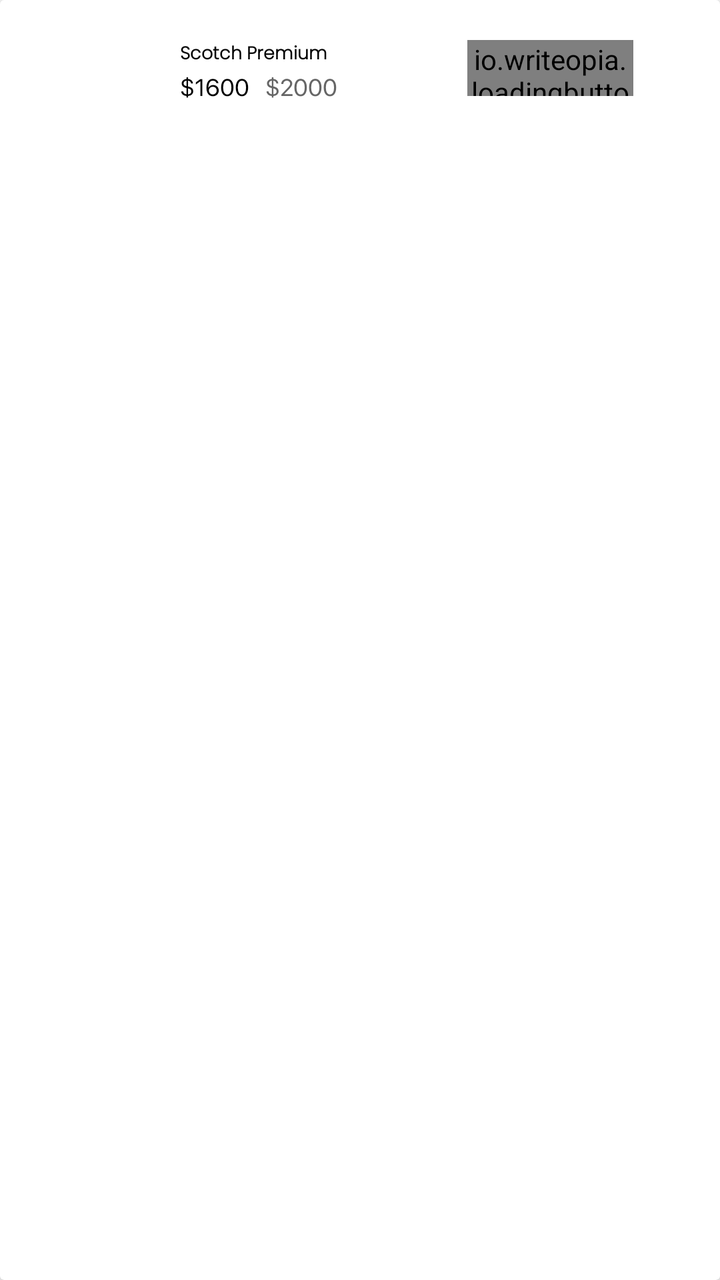
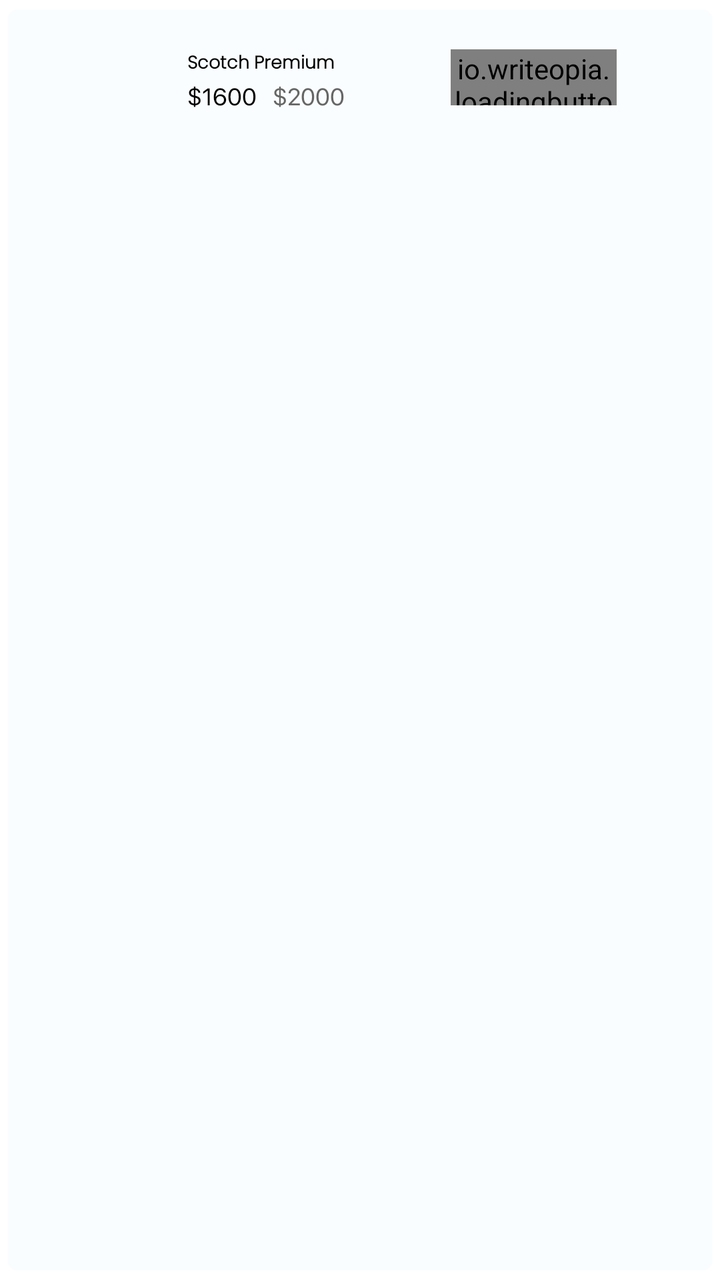

An Android layout rendered at two revisions. The XML below is the earlier revision; the diff shows what the commit changed to produce the second picture.
<!-- AndroidManifest.xml: application theme Theme.Stream -->
<!-- res/layout/best_deals_rv_item.xml -->
<?xml version="1.0" encoding="utf-8"?>
<androidx.cardview.widget.CardView xmlns:android="http://schemas.android.com/apk/res/android"
    xmlns:app="http://schemas.android.com/apk/res-auto"
    android:layout_width="match_parent"
    android:layout_height="wrap_content"
    android:background="@color/g_card_background"
    android:elevation="0dp"
    >

    <androidx.constraintlayout.widget.ConstraintLayout
        android:layout_width="match_parent"
        android:layout_height="88dp">

        <ImageView
            android:id="@+id/img_best_deal"
            android:layout_width="64dp"
            android:layout_height="64dp"
            app:layout_constraintStart_toStartOf="parent"
            app:layout_constraintTop_toTopOf="parent"
            android:layout_marginStart="16dp"
            android:layout_marginTop="10dp" />

        <TextView
            android:id="@+id/tv_deal_product_name"
            android:layout_width="80dp"
            android:layout_height="wrap_content"
            android:text="Scotch Premium"
            app:layout_constraintStart_toEndOf="@id/img_best_deal"
            app:layout_constraintTop_toTopOf="@id/img_best_deal"
            android:layout_marginTop="10dp"
            android:layout_marginStart="10dp"
            android:fontFamily="@font/poppins_light"
            android:textStyle="bold"
            android:textColor="@color/black"
            android:textSize="9sp"/>

        <TextView
            android:id="@+id/tv_old_price"
            android:layout_width="wrap_content"
            android:layout_height="wrap_content"
            android:text="$2000"
            app:layout_constraintTop_toBottomOf="@id/tv_deal_product_name"
            app:layout_constraintStart_toEndOf="@id/tv_new_price"
            android:textColor="@color/g_gray700"
            android:textSize="12sp"
            android:fontFamily="@font/sf_pro_display"
            android:layout_marginStart="8dp"
            />

        <TextView
            android:id="@+id/tv_new_price"
            android:layout_width="wrap_content"
            android:layout_height="wrap_content"
            android:text="$1600"
            app:layout_constraintStart_toStartOf="@id/tv_deal_product_name"
            app:layout_constraintTop_toBottomOf="@id/tv_deal_product_name"
            android:textColor="@color/black"
            android:textSize="12sp"
            android:fontFamily="@font/sf_pro_display"/>

        <io.writeopia.loadingbutton.customViews.CircularProgressButton
            android:id="@+id/btn_see_product"
            android:layout_width="83dp"
            android:layout_height="28dp"
            android:background="@drawable/blue_background"
            android:fontFamily="@font/poppins_light"
            android:text="See product"
            android:textColor="@color/white"
            android:textSize="10dp"
            android:textStyle="bold"
            app:layout_constraintStart_toEndOf="@id/tv_deal_product_name"
            app:layout_constraintTop_toTopOf="@id/tv_deal_product_name"
            android:textAllCaps="false"
            app:layout_constraintEnd_toEndOf="parent"
            android:layout_marginStart="20dp" />

    </androidx.constraintlayout.widget.ConstraintLayout>
</androidx.cardview.widget.CardView>
<!-- resources referenced by this layout -->
<resources>
  <color name="black">#FF000000</color>
  <color name="g_card_background">#FAFDFF</color>
  <color name="g_gray700">#666666</color>
  <color name="white">#FFFFFFFF</color>
  <!-- drawable blue_background (drawable) -->
  <shape android:shape="rectangle" xmlns:android="http://schemas.android.com/apk/res/android">
      <solid android:color="@color/g_blue"/>
      <corners android:radius="@dimen/buttonCorners"/>
  </shape>
  <style name="Theme.Stream" parent="Base.Theme.Stream" />
  <color name="g_blue">#000DAE</color>
  <dimen name="buttonCorners">5dp</dimen>
  <style name="Base.Theme.Stream" parent="Theme.MaterialComponents.Light.NoActionBar">
          
          <item name="colorPrimary">@color/purple_500</item>
          <item name="colorPrimaryVariant">@color/purple_700</item>
          <item name="colorOnPrimary">@color/white</item>
          
          <item name="colorSecondary">@color/teal_200</item>
          <item name="colorSecondaryVariant">@color/teal_700</item>
          <item name="colorOnSecondary">@color/black</item>
          
          <item name="android:statusBarColor" tools:targetApi="l">?attr/colorPrimaryVariant</item>
          
  
  
      </style>
  <color name="purple_500">#FF6200EE</color>
  <color name="purple_700">#FF3700B3</color>
  <color name="teal_200">#FF03DAC5</color>
  <color name="teal_700">#FF018786</color>
</resources>

<!-- the commit's change to res/layout/best_deals_rv_item.xml (unified diff, before → after) -->
@@ -1,10 +1,12 @@
 <?xml version="1.0" encoding="utf-8"?>
 <androidx.cardview.widget.CardView xmlns:android="http://schemas.android.com/apk/res/android"
     xmlns:app="http://schemas.android.com/apk/res-auto"
-    android:layout_width="match_parent"
+    android:layout_width="wrap_content"
     android:layout_height="wrap_content"
-    android:background="@color/g_card_background"
-    android:elevation="0dp"
+    app:cardBackgroundColor="@color/g_card_background"
+    app:cardCornerRadius="5dp"
+    app:cardElevation="0dp"
+    app:cardUseCompatPadding="true"
     >
 
     <androidx.constraintlayout.widget.ConstraintLayout
@@ -22,7 +24,7 @@
 
         <TextView
             android:id="@+id/tv_deal_product_name"
-            android:layout_width="80dp"
+            android:layout_width="wrap_content"
             android:layout_height="wrap_content"
             android:text="Scotch Premium"
             app:layout_constraintStart_toEndOf="@id/img_best_deal"
@@ -66,6 +68,7 @@
             android:fontFamily="@font/poppins_light"
             android:text="See product"
             android:textColor="@color/white"
+            android:layout_marginEnd="10dp"
             android:textSize="10dp"
             android:textStyle="bold"
             app:layout_constraintStart_toEndOf="@id/tv_deal_product_name"
